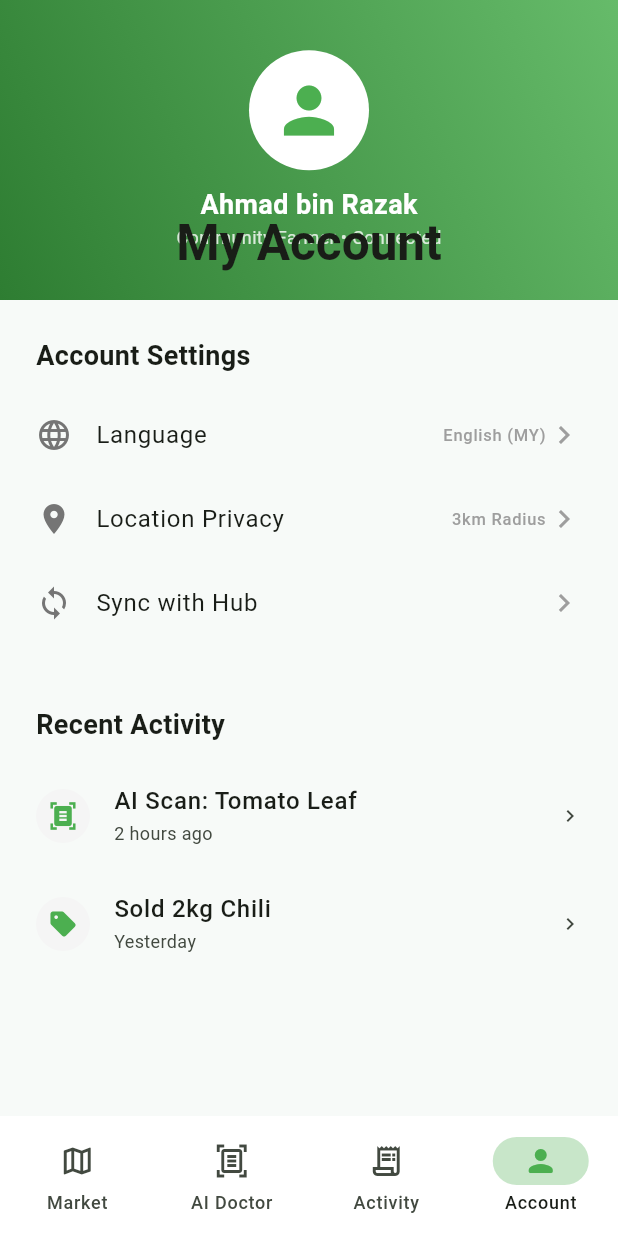
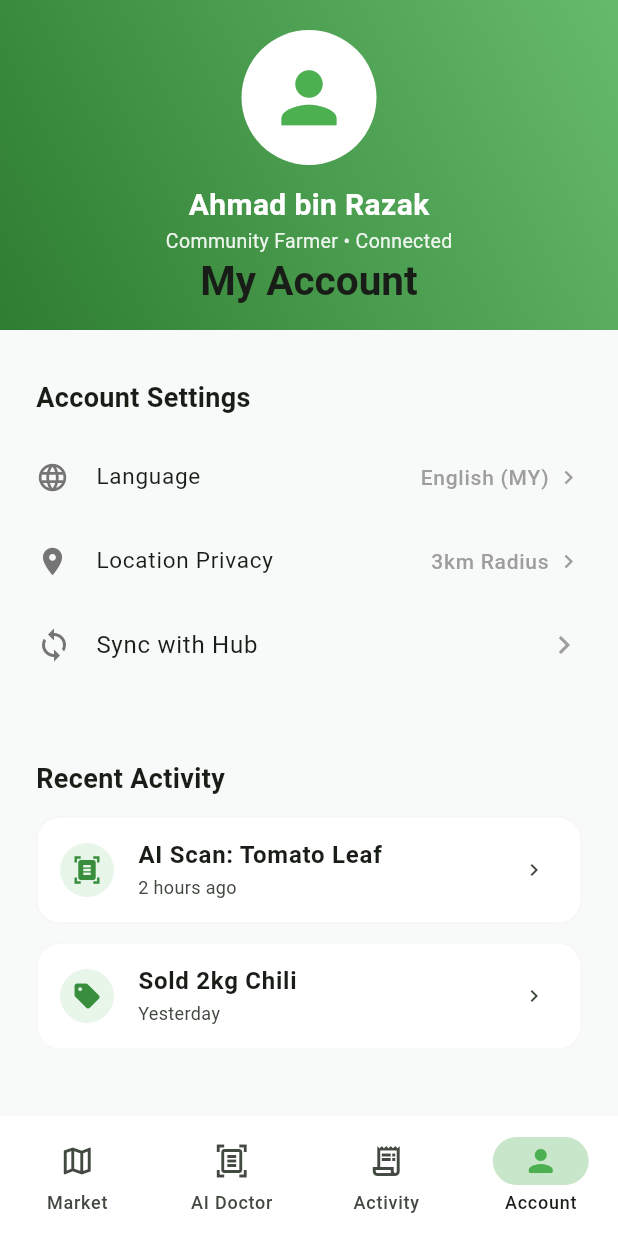
Before and after one commit to Nitezio/KebunKomuniti_AI, a Flutter app: the screen it shows after launch, item 4 of the bottom bar chosen, on a phone screen of 412 x 824 dp. Run offline on Flutter 3.47's test engine with Material 3 defaults, Android fonts, the phone set to English and light mode, and no system bars; our stand-ins replace flutter_map, image_picker, latlong2.

Commit message:
ui: implement adaptive layout for Account screen to prevent overlapping on wide web browsers

```diff
--- a/kebunkomuniti-core/app-frontend/lib/screens/home_screen.dart
+++ b/kebunkomuniti-core/app-frontend/lib/screens/home_screen.dart
@@ -13,37 +13,37 @@ class _HomeScreenState extends State<HomeScreen> {
   bool _isLoading = false;
 
   void _testConnection() async {
-    setState(() {
-      _isLoading = true;
-    });
-
+    setState(() => _isLoading = true);
     String result = await ApiService.pingBackend();
-
     setState(() {
       _isLoading = false;
       _serverStatus = result.contains("Success") ? "Online" : "Offline";
     });
-
-    ScaffoldMessenger.of(context).showSnackBar(
-      SnackBar(content: Text("Connection Status: $result")),
-    );
+    ScaffoldMessenger.of(context).showSnackBar(SnackBar(content: Text("Status: $result")));
   }
 
   @override
   Widget build(BuildContext context) {
+    // THE RESPONSIVE FIX: Detect screen width
+    final double screenWidth = MediaQuery.of(context).size.width;
+    final bool isWideScreen = screenWidth > 600;
+
     return Scaffold(
       backgroundColor: const Color(0xFFF7FAF8),
-      body: CustomScrollView(
+      body: Center( // Center the whole view for Web
+        child: ConstrainedBox(
+          constraints: BoxConstraints(maxWidth: isWideScreen ? 600 : double.infinity),
+          child: CustomScrollView(
             slivers: [
-          // 1. Sleek Header (Commercial Look)
+              // 1. Adaptive Header
               SliverAppBar(
-            expandedHeight: 200.0,
+                expandedHeight: 220.0,
                 floating: false,
                 pinned: true,
                 backgroundColor: Colors.green.shade700,
                 flexibleSpace: FlexibleSpaceBar(
-              centerTitle: true, // Fixed: Centered Title
-              title: const Text("My Account", style: TextStyle(fontWeight: FontWeight.bold)),
+                  centerTitle: true,
+                  title: const Text("My Account", style: TextStyle(fontWeight: FontWeight.bold, fontSize: 18)),
                   background: Container(
                     decoration: BoxDecoration(
                       gradient: LinearGradient(
@@ -52,18 +52,19 @@ class _HomeScreenState extends State<HomeScreen> {
                         colors: [Colors.green.shade400, Colors.green.shade800],
                       ),
                     ),
-                child: Center(
+                    child: SafeArea(
                       child: Column(
                         mainAxisAlignment: MainAxisAlignment.center,
                         children: [
                           const CircleAvatar(
-                        radius: 40,
+                            radius: 45,
                             backgroundColor: Colors.white,
-                        child: Icon(Icons.person, size: 50, color: Colors.green),
+                            child: Icon(Icons.person, size: 55, color: Colors.green),
                           ),
-                      const SizedBox(height: 10),
-                      const Text("Ahmad bin Razak", style: TextStyle(color: Colors.white, fontSize: 18, fontWeight: FontWeight.bold)),
-                      Text("Community Farmer • $_serverStatus", style: TextStyle(color: Colors.white.withOpacity(0.8), fontSize: 12)),
+                          const SizedBox(height: 12),
+                          const Text("Ahmad bin Razak", style: TextStyle(color: Colors.white, fontSize: 20, fontWeight: FontWeight.bold)),
+                          Text("Community Farmer • $_serverStatus", style: TextStyle(color: Colors.white.withOpacity(0.9), fontSize: 13)),
+                          const SizedBox(height: 30), // Extra space to prevent title overlap
                         ],
                       ),
                     ),
@@ -73,11 +74,10 @@ class _HomeScreenState extends State<HomeScreen> {
 
               SliverToBoxAdapter(
                 child: Padding(
-              padding: const EdgeInsets.all(24.0),
+                  padding: const EdgeInsets.symmetric(horizontal: 24.0, vertical: 32.0),
                   child: Column(
                     crossAxisAlignment: CrossAxisAlignment.start,
                     children: [
-                  // 2. Settings Section (Moved Up)
                       const Text("Account Settings", style: TextStyle(fontSize: 18, fontWeight: FontWeight.bold)),
                       const SizedBox(height: 12),
                       _buildSettingRow("Language", "English (MY)", Icons.language),
@@ -93,48 +93,55 @@ class _HomeScreenState extends State<HomeScreen> {
                           : const Icon(Icons.chevron_right, color: Colors.grey),
                       ),
 
-                  const SizedBox(height: 40),
+                      const SizedBox(height: 48),
 
-                  // 3. Activity Section (Moved to Bottom)
                       const Text("Recent Activity", style: TextStyle(fontSize: 18, fontWeight: FontWeight.bold)),
                       const SizedBox(height: 12),
                       _buildActivityRow("AI Scan: Tomato Leaf", "2 hours ago", Icons.document_scanner),
                       _buildActivityRow("Sold 2kg Chili", "Yesterday", Icons.sell),
 
-                  const SizedBox(height: 40),
+                      const SizedBox(height: 60), // Extra bottom padding
                     ],
                   ),
                 ),
               ),
             ],
           ),
+        ),
+      ),
     );
   }
 
   Widget _buildActivityRow(String title, String time, IconData icon) {
-    return ListTile(
-      contentPadding: EdgeInsets.zero,
+    return Card(
+      margin: const EdgeInsets.only(bottom: 12),
+      elevation: 0,
+      color: Colors.white,
+      shape: RoundedRectangleBorder(borderRadius: BorderRadius.circular(16), side: BorderSide(color: Colors.grey.shade100)),
+      child: ListTile(
         leading: Container(
           padding: const EdgeInsets.all(8),
-        decoration: BoxDecoration(color: Colors.grey.shade100, shape: BoxShape.circle),
-        child: Icon(icon, size: 20, color: Colors.green),
+          decoration: BoxDecoration(color: Colors.green.shade50, shape: BoxShape.circle),
+          child: Icon(icon, size: 20, color: Colors.green.shade700),
         ),
-      title: Text(title, style: const TextStyle(fontWeight: FontWeight.w500)),
+        title: Text(title, style: const TextStyle(fontWeight: FontWeight.w600)),
         subtitle: Text(time, style: const TextStyle(fontSize: 12)),
         trailing: const Icon(Icons.chevron_right, size: 16),
+      ),
     );
   }
 
   Widget _buildSettingRow(String title, String value, IconData icon) {
     return ListTile(
       contentPadding: EdgeInsets.zero,
-      leading: Icon(icon, color: Colors.grey.shade600),
-      title: Text(title),
+      leading: Icon(icon, color: Colors.grey.shade600, size: 22),
+      title: Text(title, style: const TextStyle(fontSize: 15)),
       trailing: Row(
         mainAxisSize: MainAxisSize.min,
         children: [
-          Text(value, style: const TextStyle(color: Colors.grey)),
-          const Icon(Icons.chevron_right, color: Colors.grey),
+          Text(value, style: const TextStyle(color: Colors.grey, fontSize: 14)),
+          const SizedBox(width: 4),
+          const Icon(Icons.chevron_right, color: Colors.grey, size: 18),
         ],
       ),
     );
```
Lines whose indentation alone changed are shown as unchanged.
